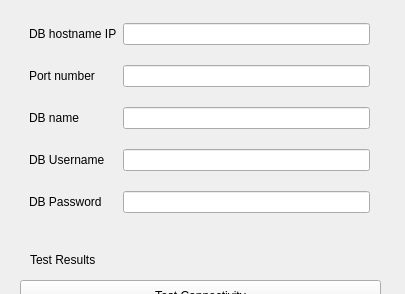
First picture: the form in GES-AT/qt-designer/testConnectivityWidget.ui, repository feranick/GES_AT, before the edit.
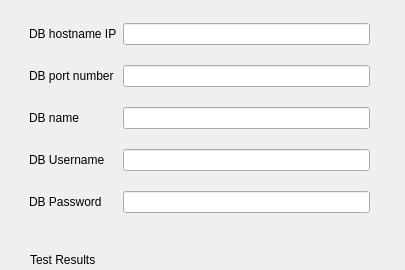
Second picture: the form after the edit.

Patch:
```diff
--- a/GES-AT/qt-designer/testConnectivityWidget.ui
+++ b/GES-AT/qt-designer/testConnectivityWidget.ui
@@ -7,7 +7,7 @@
     <x>0</x>
     <y>0</y>
     <width>405</width>
-    <height>294</height>
+    <height>270</height>
    </rect>
   </property>
   <property name="windowTitle">
@@ -54,7 +54,7 @@
     <item row="1" column="0">
      <widget class="QLabel" name="dbPortNumLabel">
       <property name="text">
-       <string>Port number</string>
+       <string>DB port number</string>
       </property>
      </widget>
     </item>
```
